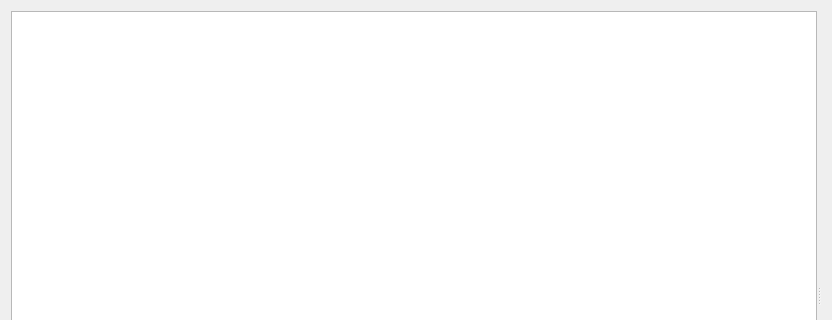
The window that uic/centralwidget.ui (autokey/autokey) describes before a commit, drawn with Qt 5; both pictures show x 0 to 832 and y 0 to 320 of the 832 by 590 pixel window.
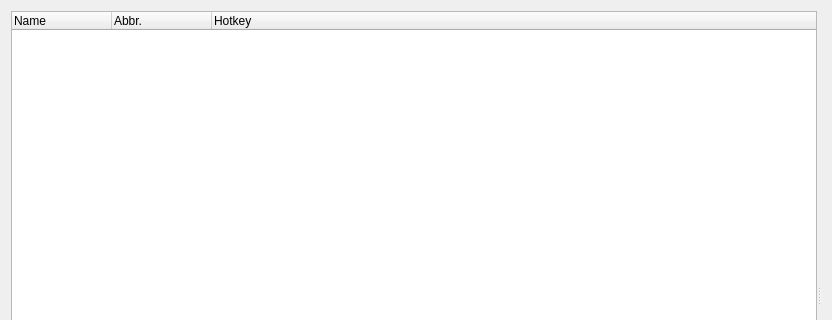
The same window after the commit. Custom widgets are drawn as their Qt base class.

Commit message: * Add extra columns to treewidget to display abbreviation and/or hotkey * Much nicer determination of new selection after deleting an item * [kde] Get rid of unused help menu entries * Fix a number of bugs around prompting to save and autosaving * [gtk] Fix for issue 29 - Clicking "Yes" for saving a phrase doesn't save the phrase

```diff
--- a/uic/centralwidget.ui
+++ b/uic/centralwidget.ui
@@ -42,11 +42,27 @@
        <bool>true</bool>
       </property>
       <property name="headerHidden">
+       <bool>false</bool>
+      </property>
+      <property name="columnCount">
+       <number>3</number>
+      </property>
+      <attribute name="headerVisible">
        <bool>true</bool>
-      </property>
+      </attribute>
       <column>
        <property name="text">
-        <string notr="true">1</string>
+        <string>Name</string>
+       </property>
+      </column>
+      <column>
+       <property name="text">
+        <string>Abbr.</string>
+       </property>
+      </column>
+      <column>
+       <property name="text">
+        <string>Hotkey</string>
        </property>
       </column>
      </widget>
```
The commit also changes 10 other files.
